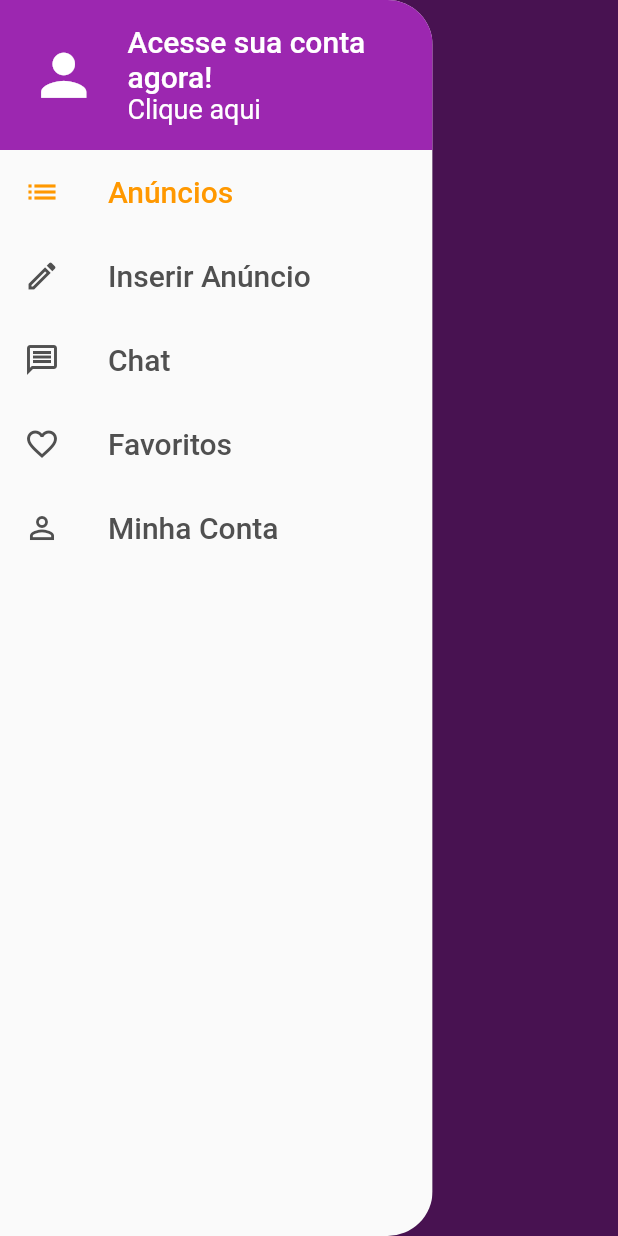
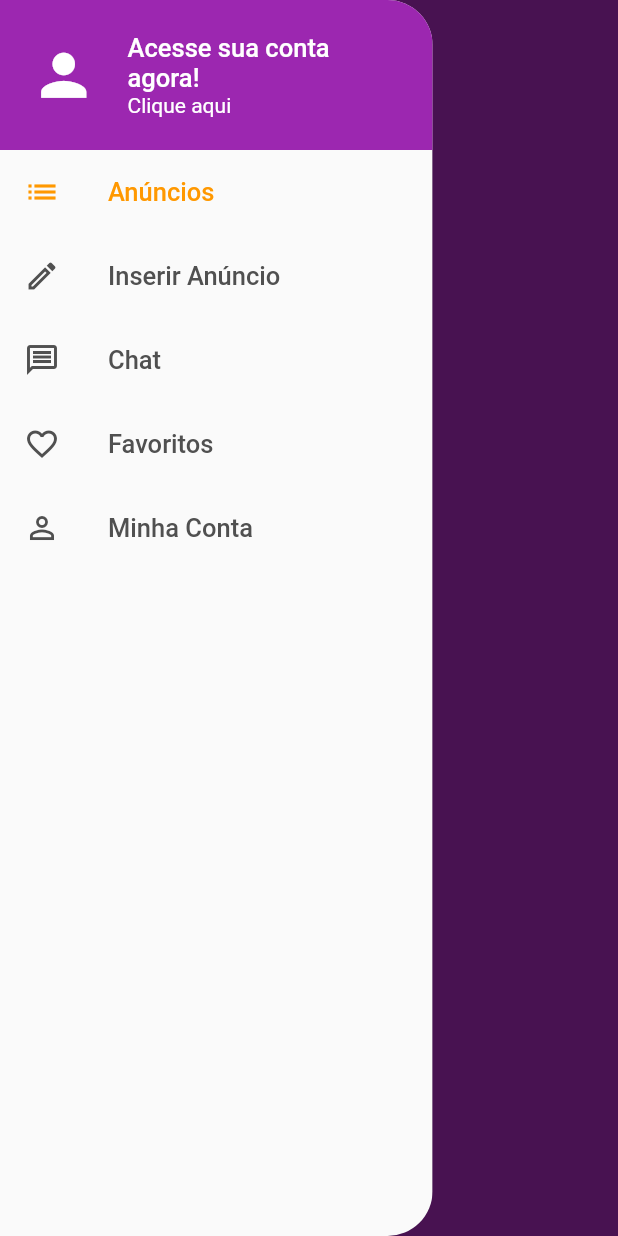
Before and after one commit to Lukinhasssss/olx-clone, a Flutter app: the screen it shows after launch, with the side drawer open, on a phone screen of 412 x 824 dp. Run offline on Flutter 3.47's test engine with Material 2 defaults, Android fonts, the phone set to English and light mode, and no system bars; our stand-ins replace brasil_fields, flutter_dotenv, flutter_mobx, get_it, mobx, parse_server_sdk; accounts and stored records are empty; generated files the repository leaves out were written again; statements that could not run were skipped.

```diff
--- a/lib/components/custom_drawer/custom_drawer_header.dart
+++ b/lib/components/custom_drawer/custom_drawer_header.dart
@@ -1,8 +1,13 @@
 import 'package:flutter/material.dart';
+import 'package:get_it/get_it.dart';
 import 'package:olx_clone/screens/login/login_screen.dart';
+import 'package:olx_clone/stores/page_store.dart';
+import 'package:olx_clone/stores/user_manager_store.dart';
 
 class CustomDrawerHeader extends StatelessWidget {
   // const CustomDrawerHeader({Key key}) : super(key: key);
+
+  final UserManagerStore userManagerStore = GetIt.I<UserManagerStore>();
 
   @override
   Widget build(BuildContext context) {
@@ -20,23 +25,25 @@ class CustomDrawerHeader extends StatelessWidget {
               mainAxisAlignment: MainAxisAlignment.center,
               children: [
                 Text(
-                  'Acesse sua conta agora!',
+                  userManagerStore.isLoggedIn ? userManagerStore.user.name : 'Acesse sua conta agora!',
                   style: TextStyle(
                     color: Colors.white,
-                    fontSize: 20,
+                    fontSize: 17,
                     fontWeight: FontWeight.w500
                   )
                 ),
                 GestureDetector(
                   onTap: () {
                     Navigator.of(context).pop(); // Para quando voltar o drawer ficar fechado
-                    Navigator.of(context).push(MaterialPageRoute(builder: (_) => LoginScreen()));
+                    userManagerStore.isLoggedIn
+                      ? GetIt.I<PageStore>().setPage(4)
+                      : Navigator.of(context).push(MaterialPageRoute(builder: (_) => LoginScreen()));
                   },
                   child: Text(
-                    'Clique aqui',
+                    userManagerStore.isLoggedIn ? userManagerStore.user.email : 'Clique aqui',
                     style: TextStyle(
                       color: Colors.white,
-                      fontSize: 18,
+                      fontSize: 14,
                       fontWeight: FontWeight.w400
                     )
                   ),
--- a/lib/components/custom_drawer/page_tile.dart
+++ b/lib/components/custom_drawer/page_tile.dart
@@ -16,7 +16,7 @@ class PageTile extends StatelessWidget {
       title: Text(
         label,
         style: TextStyle(
-          fontSize: 20,
+          fontSize: 17,
           fontWeight: FontWeight.w500,
           color: highlighted ? Colors.orange : Color.fromRGBO(80, 80, 80, 1)
         ),
--- a/lib/main.dart
+++ b/lib/main.dart
@@ -3,6 +3,7 @@ import 'package:flutter_dotenv/flutter_dotenv.dart';
 import 'package:get_it/get_it.dart';
 import 'package:olx_clone/screens/base/base_screen.dart';
 import 'package:olx_clone/stores/page_store.dart';
+import 'package:olx_clone/stores/user_manager_store.dart';
 import 'package:parse_server_sdk/parse_server_sdk.dart';
 
 Future main() async {
@@ -17,6 +18,7 @@ Future main() async {
 
 void setupLocators() {
   GetIt.I.registerSingleton(PageStore());
+  GetIt.I.registerSingleton(UserManagerStore());
 }
 
 Future initializeParse() async {
--- a/lib/stores/login_store.dart
+++ b/lib/stores/login_store.dart
@@ -1,6 +1,8 @@
+import 'package:get_it/get_it.dart';
 import 'package:mobx/mobx.dart';
 import 'package:olx_clone/helpers/extensions.dart';
 import 'package:olx_clone/repositories/user_repository.dart';
+import 'package:olx_clone/stores/user_manager_store.dart';
 
 part 'login_store.g.dart';
 
@@ -43,7 +45,7 @@ abstract class _LoginStore with Store {
 
     try {
       final user = await UserRepository().loginWithEmail(email, password);
-      print(user);
+      GetIt.I<UserManagerStore>().setUser(user);
     } catch (e) {
       error = e;
     }
--- a/lib/stores/signup_store.dart
+++ b/lib/stores/signup_store.dart
@@ -1,7 +1,9 @@
+import 'package:get_it/get_it.dart';
 import 'package:mobx/mobx.dart';
 import 'package:olx_clone/helpers/extensions.dart';
 import 'package:olx_clone/models/user.dart';
 import 'package:olx_clone/repositories/user_repository.dart';
+import 'package:olx_clone/stores/user_manager_store.dart';
 
 part 'signup_store.g.dart';
 
@@ -117,7 +119,7 @@ abstract class _SignUpStore with Store {
 
     try {
       final resultUser = await UserRepository().signUp(user);
-      print(resultUser);
+      GetIt.I<UserManagerStore>().setUser(resultUser);
     } catch (e) {
       error = e;
     }
```
Also changed, not shown: lib/stores/user_manager_store.dart (added, +19 -0 lines), lib/stores/user_manager_store.g.dart (added).
